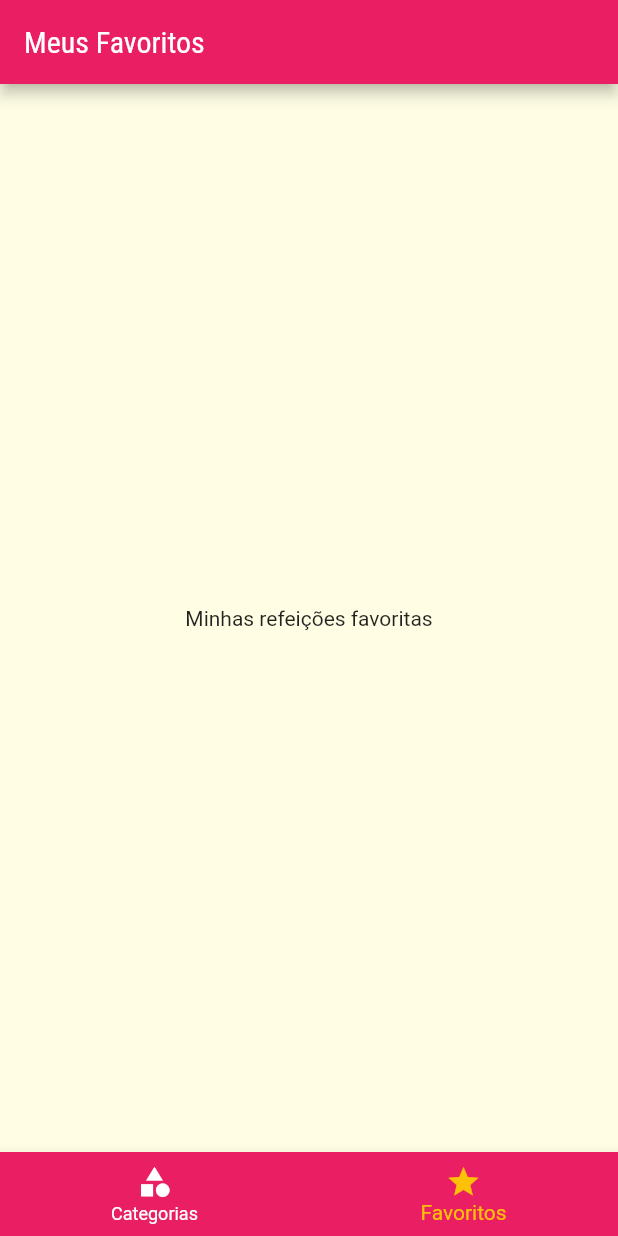
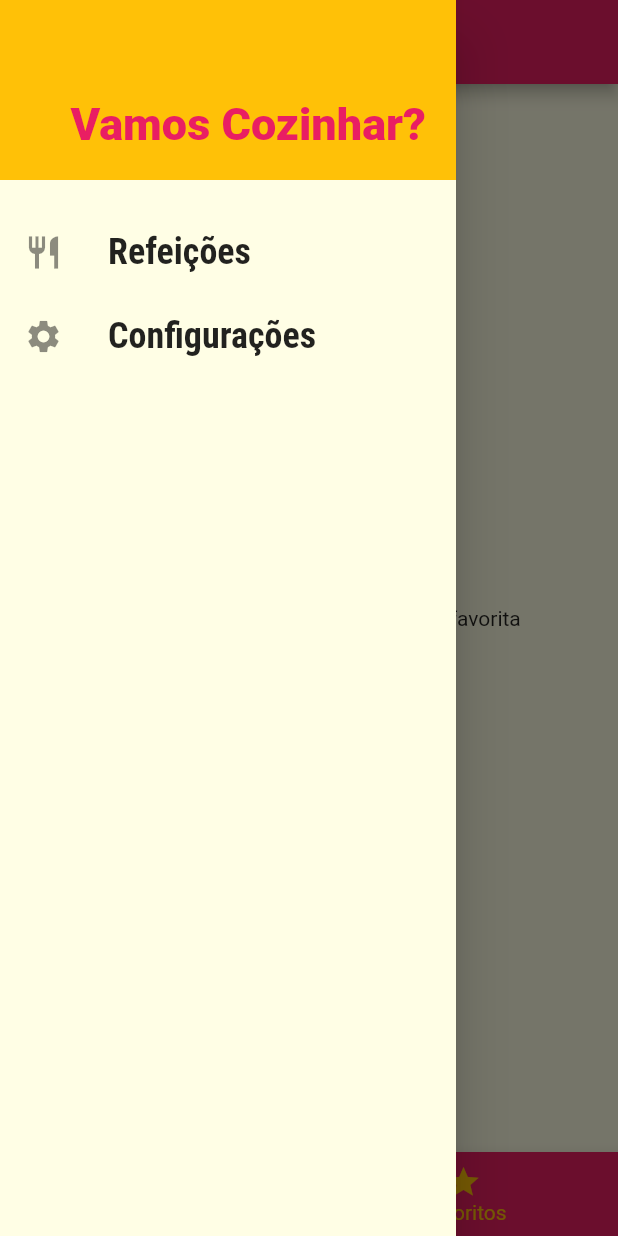
Before and after one commit to Gustavo653/Flutter, a Flutter app: the screen it shows after launch, item 2 of the bottom bar chosen, with the side drawer open (before the commit the screen has no drawer), on a phone screen of 412 x 824 dp. Run offline on Flutter 3.47's test engine with Material 2 defaults, Android fonts, the phone set to English and light mode, and no system bars.

```diff
--- /dev/null
+++ b/Secao 7 - meals/lib/components/main_drawer.dart
@@ -0,0 +1,58 @@
+import 'package:flutter/material.dart';
+import 'package:meals/utils/app_routes.dart';
+
+class MainDrawer extends StatelessWidget {
+  Widget _createItem(IconData icon, String label, Function() onTap) {
+    return ListTile(
+      leading: Icon(
+        icon,
+        size: 26,
+      ),
+      title: Text(
+        label,
+        style: const TextStyle(
+          fontFamily: 'RobotoCondensed',
+          fontSize: 24,
+          fontWeight: FontWeight.bold,
+        ),
+      ),
+      onTap: onTap,
+    );
+  }
+
+  @override
+  Widget build(BuildContext context) {
+    return Drawer(
+      child: Column(
+        children: [
+          Container(
+            height: 120,
+            width: double.infinity,
+            padding: const EdgeInsets.all(20),
+            color: Theme.of(context).colorScheme.secondary,
+            alignment: Alignment.bottomRight,
+            child: Text(
+              'Vamos Cozinhar?',
+              style: TextStyle(
+                fontWeight: FontWeight.w900,
+                fontSize: 30,
+                color: Theme.of(context).colorScheme.primary,
+              ),
+            ),
+          ),
+          const SizedBox(height: 20),
+          _createItem(
+            Icons.restaurant,
+            'Refeições',
+            () => Navigator.of(context).pushReplacementNamed(AppRoutes.HOME),
+          ),
+          _createItem(
+            Icons.settings,
+            'Configurações',
+            () => Navigator.of(context).pushReplacementNamed(AppRoutes.SETTINGS),
+          ),
+        ],
+      ),
+    );
+  }
+}
--- a/Secao 7 - meals/lib/main.dart
+++ b/Secao 7 - meals/lib/main.dart
@@ -1,4 +1,8 @@
 import 'package:flutter/material.dart';
+import 'package:meals/data/dummy_data.dart';
+import 'package:meals/models/meal.dart';
+import 'package:meals/models/settings.dart';
+import 'package:meals/screens/settings_screen.dart';
 import 'package:meals/screens/tabs_screen.dart';
 
 import 'screens/categories_screen.dart';
@@ -8,7 +12,42 @@ import 'utils/app_routes.dart';
 
 void main() => runApp(MyApp());
 
-class MyApp extends StatelessWidget {
+class MyApp extends StatefulWidget {
+  @override
+  State<MyApp> createState() => _MyAppState();
+}
+
+class _MyAppState extends State<MyApp> {
+  List<Meal> _avaliableMeals = DUMMY_MEALS;
+  final List<Meal> _favoriteMeals = [];
+  Settings settings = Settings();
+
+  void _filterMeals(Settings settings) {
+    this.settings = settings;
+    _avaliableMeals = DUMMY_MEALS.where((meal) {
+      final filterGluten = settings.isGlutenFree && !meal.isGlutenFree;
+      final filterLactose = settings.isLactoseFree && !meal.isLactoseFree;
+      final filterVegan = settings.isVegan && !meal.isVegan;
+      final filterVegetarian = settings.isVegetarian && !meal.isVegetarian;
+      return !filterGluten &&
+          !filterLactose &&
+          !filterVegetarian &&
+          !filterVegan;
+    }).toList();
+  }
+
+  void _toggleFavorite(Meal meal) {
+    setState(() {
+      _favoriteMeals.contains(meal)
+          ? _favoriteMeals.remove(meal)
+          : _favoriteMeals.add(meal);
+    });
+  }
+
+  bool _isFavorite(Meal meal) {
+    return _favoriteMeals.contains(meal);
+  }
+
   @override
   Widget build(BuildContext context) {
     return MaterialApp(
@@ -26,9 +65,14 @@ class MyApp extends StatelessWidget {
             .copyWith(secondary: Colors.amber),
       ),
       routes: {
-        AppRoutes.HOME: (ctx) => TabsScreen(),
-        AppRoutes.CATEGORIES_MEALS: (ctx) => CategoriesMealsScreen(),
-        AppRoutes.MEAL_DETAIL: (ctx) => MealDetailScreen(),
+        AppRoutes.HOME: (ctx) => TabsScreen(_favoriteMeals),
+        AppRoutes.CATEGORIES_MEALS: (ctx) =>
+            CategoriesMealsScreen(_avaliableMeals),
+        AppRoutes.MEAL_DETAIL: (ctx) => MealDetailScreen(_toggleFavorite, _isFavorite),
+        AppRoutes.SETTINGS: (ctx) => SettingsScreen(
+              _filterMeals,
+              settings,
+            ),
       },
       onUnknownRoute: (settings) {
         return MaterialPageRoute(builder: (_) {
--- /dev/null
+++ b/Secao 7 - meals/lib/models/settings.dart
@@ -0,0 +1,13 @@
+class Settings {
+  bool isGlutenFree;
+  bool isLactoseFree;
+  bool isVegan;
+  bool isVegetarian;
+
+  Settings({
+    this.isGlutenFree = false,
+    this.isLactoseFree = false,
+    this.isVegan = false,
+    this.isVegetarian = false,
+  });
+}
--- a/Secao 7 - meals/lib/screens/favorite_screen.dart
+++ b/Secao 7 - meals/lib/screens/favorite_screen.dart
@@ -1,10 +1,25 @@
 import 'package:flutter/material.dart';
+import 'package:meals/components/meal_item.dart';
+import 'package:meals/models/meal.dart';
 
 class FavoriteScreen extends StatelessWidget {
+  final List<Meal> favoriteMeals;
+
+  const FavoriteScreen(this.favoriteMeals);
+
   @override
   Widget build(BuildContext context) {
-    return const Center(
-      child: Text('Minhas refeições favoritas'),
-    );
+    if (favoriteMeals.isEmpty) {
+      return const Center(
+        child: Text('Nenhuma refeição foi marcada como favorita'),
+      );
+    } else {
+      return ListView.builder(
+        itemCount: favoriteMeals.length,
+        itemBuilder: (ctx, index) {
+          return MealItem(favoriteMeals[index]);
+        },
+      );
+    }
   }
 }
--- a/Secao 7 - meals/lib/screens/tabs_screen.dart
+++ b/Secao 7 - meals/lib/screens/tabs_screen.dart
@@ -1,8 +1,14 @@
 import 'package:flutter/material.dart';
+import 'package:meals/components/main_drawer.dart';
+import 'package:meals/models/meal.dart';
 import 'package:meals/screens/categories_screen.dart';
 import 'package:meals/screens/favorite_screen.dart';
 
 class TabsScreen extends StatefulWidget {
+  final List<Meal> favoriteMeals;
+
+  const TabsScreen(this.favoriteMeals);
+
   @override
   State<TabsScreen> createState() => _TabsScreenState();
 }
@@ -14,10 +20,16 @@ class _TabsScreenState extends State<TabsScreen> {
     'Meus Favoritos',
   ];
 
-  final List<Widget> _screens = [
-    CategoriesScreen(),
-    FavoriteScreen(),
-  ];
+  List<Widget> _screens = [];
+
+  @override
+  void initState() {
+    super.initState();
+    _screens = [
+      CategoriesScreen(),
+      FavoriteScreen(widget.favoriteMeals),
+    ];
+  }
 
   _selectScreen(int index) {
     setState(() {
@@ -31,6 +43,7 @@ class _TabsScreenState extends State<TabsScreen> {
       appBar: AppBar(
         title: Text(_titles[_selectedScreenIndex]),
       ),
+      drawer: MainDrawer(),
       body: _screens[_selectedScreenIndex],
       bottomNavigationBar: BottomNavigationBar(
         unselectedItemColor: Colors.white,
--- a/Secao 7 - meals/lib/utils/app_routes.dart
+++ b/Secao 7 - meals/lib/utils/app_routes.dart
@@ -2,4 +2,5 @@ class AppRoutes {
   static const HOME = '/';
   static const CATEGORIES_MEALS = '/categories-meals';
   static const MEAL_DETAIL = '/meal-detail';
+  static const SETTINGS = '/settings';
 }
```
Also changed, not shown: Secao 7 - meals/lib/components/meal_item.dart (+16 -12 lines), Secao 7 - meals/lib/screens/categories_meals_screen.dart (+8 -1 lines), Secao 7 - meals/lib/screens/meal_detail_screen.dart (+14 -0 lines), Secao 7 - meals/lib/screens/settings_screen.dart (added, +91 -0 lines).
